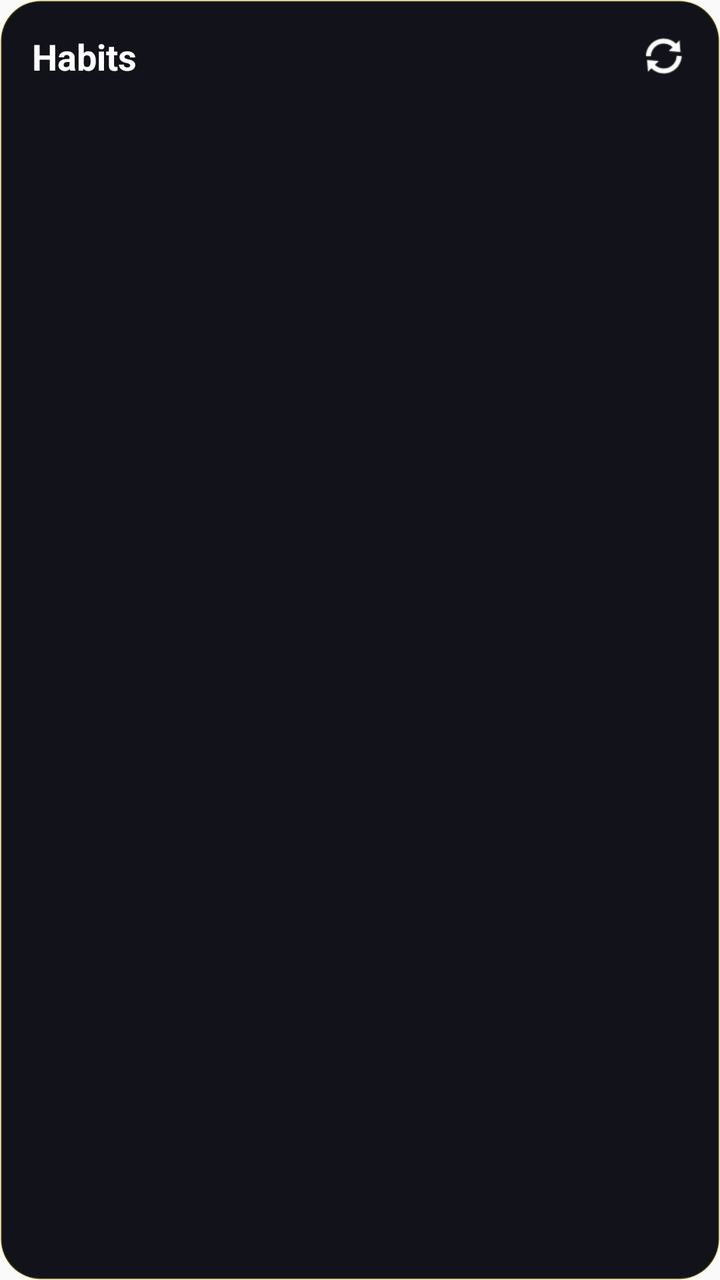
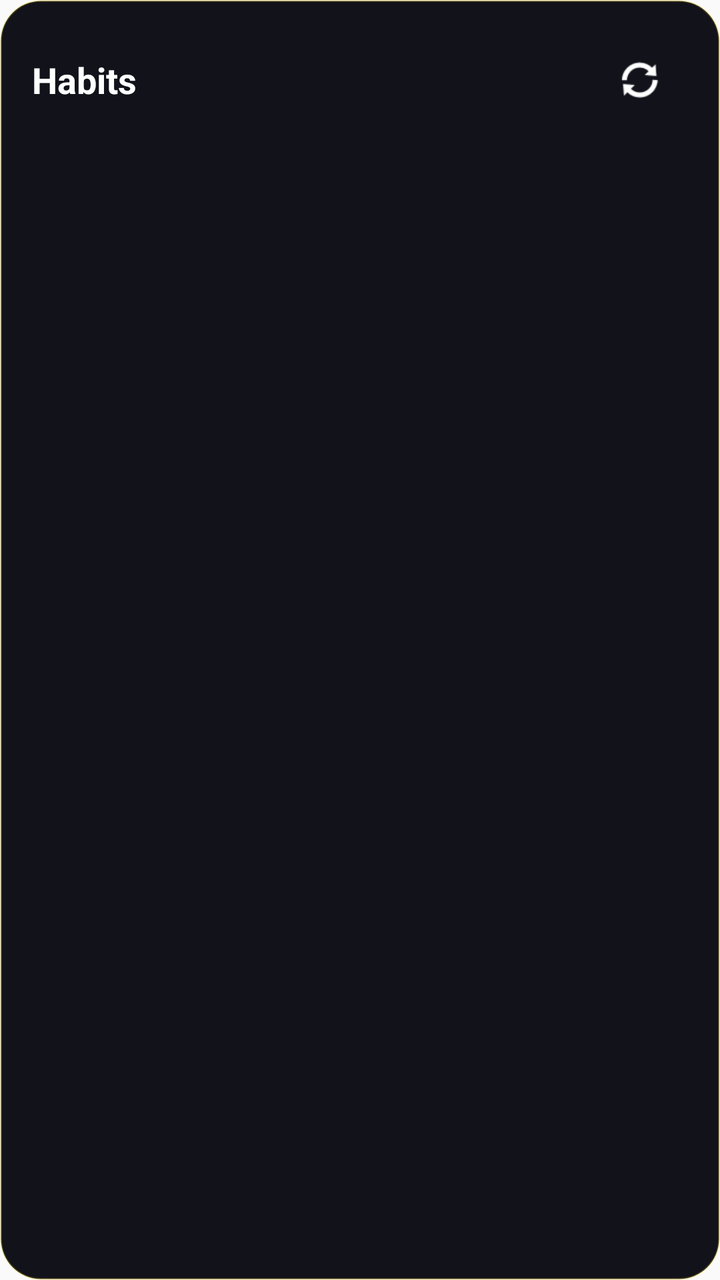

An Android layout rendered at two revisions. The XML below is the earlier revision; the diff shows what the commit changed to produce the second picture.
<!-- AndroidManifest.xml: application theme AppTheme -->
<!-- res/layout/widget_habits.xml -->
<?xml version="1.0" encoding="utf-8"?>
<LinearLayout xmlns:android="http://schemas.android.com/apk/res/android"
    android:layout_width="match_parent"
    android:layout_height="match_parent"
    android:orientation="vertical"
    android:background="@drawable/widget_background"
    android:padding="16dp">

    <LinearLayout
        android:layout_width="match_parent"
        android:layout_height="wrap_content"
        android:orientation="horizontal"
        android:gravity="center_vertical"
        android:layout_marginBottom="12dp">

        <TextView
            android:id="@+id/widget_habits_title"
            android:layout_width="0dp"
            android:layout_height="wrap_content"
            android:layout_weight="1"
            android:text="Habits"
            android:textColor="#FFFFFF"
            android:textSize="18sp"
            android:textStyle="bold" />

        <ImageView
            android:id="@+id/widget_refresh_button"
            android:layout_width="24dp"
            android:layout_height="24dp"
            android:src="@android:drawable/ic_popup_sync"
            android:contentDescription="Refresh"
            android:tint="#FFFFFF" />
    </LinearLayout>

    <LinearLayout
        android:id="@+id/widget_habits_container"
        android:layout_width="match_parent"
        android:layout_height="wrap_content"
        android:orientation="vertical" />
</LinearLayout>
<!-- resources referenced by this layout -->
<resources>
  <!-- drawable widget_background (drawable) -->
  <?xml version="1.0" encoding="utf-8"?>
  <shape xmlns:android="http://schemas.android.com/apk/res/android"
      android:shape="rectangle">
      <solid android:color="#12121A" />
      <corners android:radius="20dp" />
      <stroke android:width="1dp" android:color="#33FFD700" />
  </shape>
  <style name="AppTheme" parent="Theme.AppCompat.Light.DarkActionBar">
          
          <item name="colorPrimary">@color/colorPrimary</item>
          <item name="colorPrimaryDark">@color/colorPrimaryDark</item>
          <item name="colorAccent">@color/colorAccent</item>
      </style>
</resources>

<!-- the commit's change to res/layout/widget_habits.xml (unified diff, before → after) -->
@@ -25,8 +25,9 @@
 
         <ImageView
             android:id="@+id/widget_refresh_button"
-            android:layout_width="24dp"
-            android:layout_height="24dp"
+            android:layout_width="48dp"
+            android:layout_height="48dp"
+            android:padding="12dp"
             android:src="@android:drawable/ic_popup_sync"
             android:contentDescription="Refresh"
             android:tint="#FFFFFF" />
